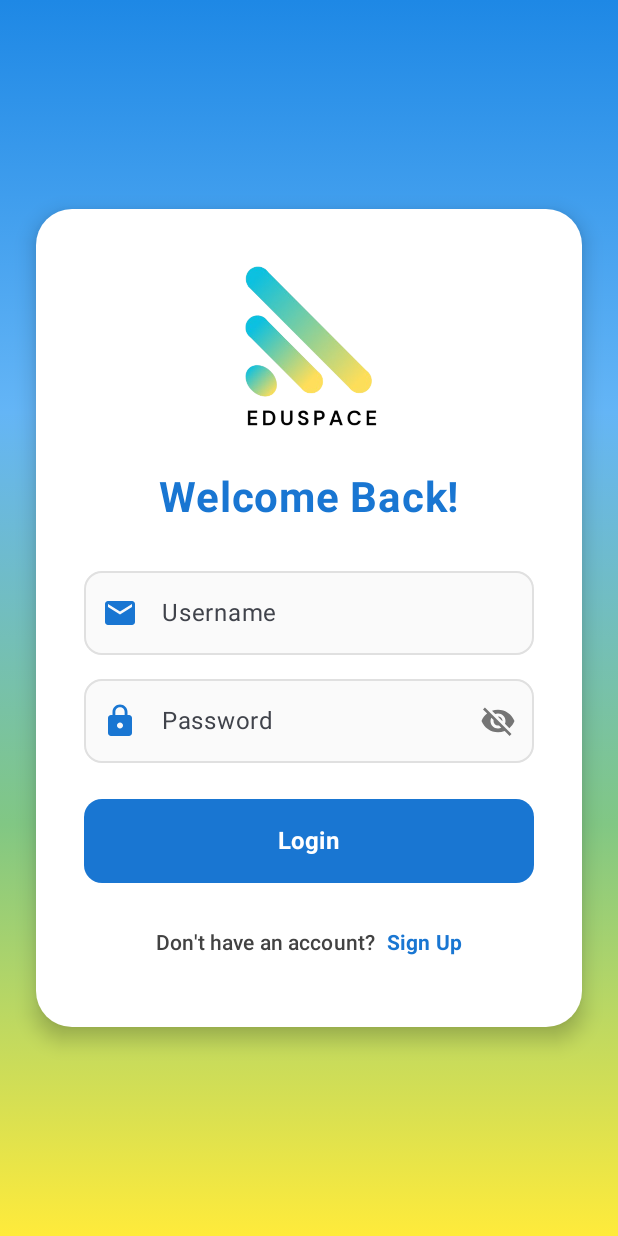
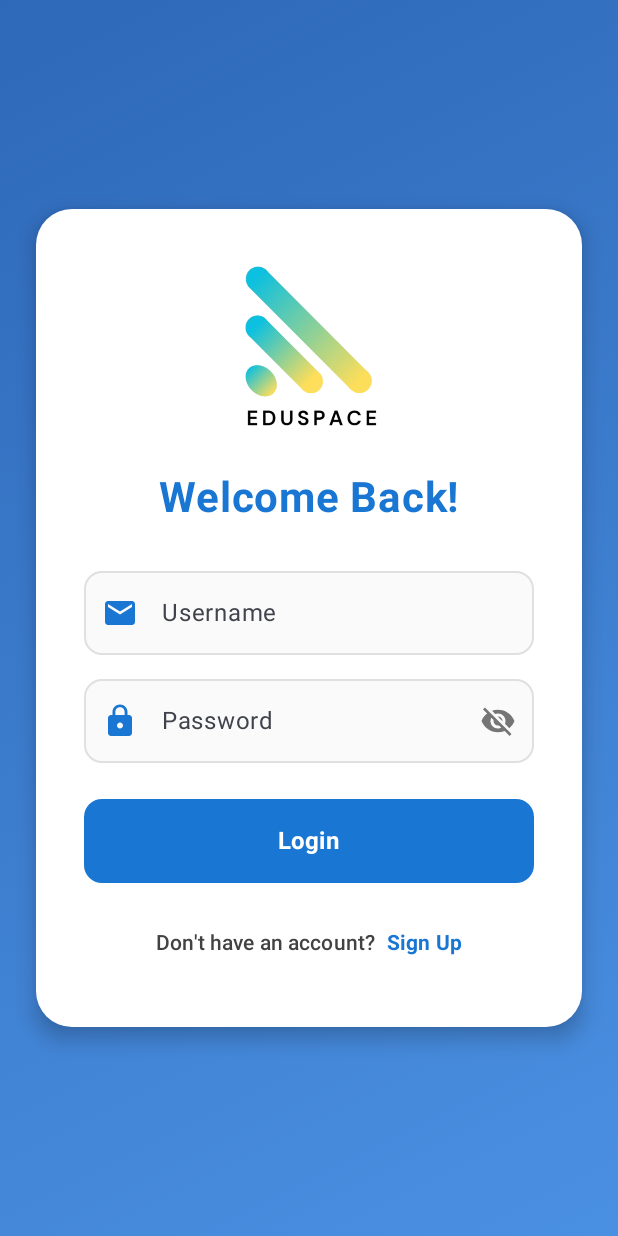
Before and after one commit to AplicacionesMovilesOrg/Eduspace-android-native-app, an Android app built with Jetpack Compose: the screen it shows after launch (MainActivity), on a phone screen of 412 x 824 dp. Run offline under Robolectric (Android 15) with nearby library versions, the light colour scheme and no system bars; our stand-ins replace Dagger/Hilt's generated code; libraries missing offline, so code that uses them is left out: androidx.hilt.lifecycle.

Commit message:
feat: implementar sistema de temas profesional y mejorar UX/UI
- Sistema de temas centralizado con paleta azul institucional
- Gradientes simplificados de 4 colores a 2 tonos azul profesional
- Botones editar/eliminar reemplazados por menú desplegable
- SegmentedButton para selector de idioma
- Sombras de cards con negro sutil en lugar de azul
- Migración de colores hardcoded a MaterialTheme

```diff
--- a/app/src/main/java/upc/edu/pe/eduspace/core/ui/theme/Color.kt
+++ b/app/src/main/java/upc/edu/pe/eduspace/core/ui/theme/Color.kt
@@ -2,10 +2,5 @@ package upc.edu.pe.eduspace.core.ui.theme
 
 import androidx.compose.ui.graphics.Color
 
-val Purple80 = Color(0xFFD0BCFF)
-val PurpleGrey80 = Color(0xFFCCC2DC)
-val Pink80 = Color(0xFFEFB8C8)
-
-val Purple40 = Color(0xFF6650a4)
-val PurpleGrey40 = Color(0xFF625b71)
-val Pink40 = Color(0xFF7D5260)
+// Professional Eduspace color palette defined in EduColors.kt
+// Import all colors and gradients from EduColors.kt
--- /dev/null
+++ b/app/src/main/java/upc/edu/pe/eduspace/core/ui/theme/EduColors.kt
@@ -0,0 +1,53 @@
+package upc.edu.pe.eduspace.core.ui.theme
+
+import androidx.compose.ui.graphics.Brush
+import androidx.compose.ui.graphics.Color
+
+/**
+ * Eduspace Professional Color Palette
+ * Professional educational institutional blue theme
+ */
+
+// Primary Blue Tones (Core Brand)
+val EduBlue900 = Color(0xFF1A4D7A)      // Deep blue (darkest)
+val EduBlue700 = Color(0xFF2E68B8)      // Primary blue
+val EduBlue500 = Color(0xFF4A90E2)      // Light blue
+val EduBlue300 = Color(0xFF7CB3F5)      // Very light blue
+val EduBlue100 = Color(0xFFB8D9FF)      // Pale blue tint
+
+// Semantic Colors
+val EduSuccess = Color(0xFF4CAF50)      // Green (success states)
+val EduWarning = Color(0xFFFF9800)      // Orange (warning states)
+val EduError = Color(0xFFD32F2F)        // Red (error/delete - darker than FF5252)
+val EduInfo = Color(0xFF2196F3)         // Info blue
+
+// Neutral Colors
+val EduTextPrimary = Color(0xFF1A1A1A)  // Dark gray text
+val EduTextSecondary = Color(0xFF666666) // Medium gray text
+val EduTextTertiary = Color(0xFF9E9E9E) // Light gray text
+val EduBackground = Color(0xFFF5F5F5)   // Light gray background
+val EduSurface = Color(0xFFFFFFFF)      // White surface
+val EduDivider = Color(0xFFE0E0E0)      // Light gray divider
+
+// Shadow (for proper depth with low alpha)
+val EduShadow = Color(0xFF000000)       // Pure black for shadows
+
+/**
+ * Gradient Definitions
+ * Professional 2-tone blue gradients
+ */
+
+// Primary gradient (header, cards, prominent elements)
+val EduGradientPrimary = Brush.linearGradient(
+    colors = listOf(EduBlue700, EduBlue500)
+)
+
+// Background gradient (subtle for screens)
+val EduGradientBackground = Brush.verticalGradient(
+    colors = listOf(EduBlue100, Color(0xFFF5F5F5))
+)
+
+// Header gradient (drawer, welcome cards)
+val EduGradientHeader = Brush.verticalGradient(
+    colors = listOf(EduBlue700, EduBlue500)
+)
--- a/app/src/main/java/upc/edu/pe/eduspace/core/ui/theme/Theme.kt
+++ b/app/src/main/java/upc/edu/pe/eduspace/core/ui/theme/Theme.kt
@@ -7,18 +7,40 @@ import androidx.compose.material3.dynamicDarkColorScheme
 import androidx.compose.material3.dynamicLightColorScheme
 import androidx.compose.material3.lightColorScheme
 import androidx.compose.runtime.Composable
+import androidx.compose.ui.graphics.Color
 import androidx.compose.ui.platform.LocalContext
 
 private val DarkColorScheme = darkColorScheme(
-    primary = Purple80,
-    secondary = PurpleGrey80,
-    tertiary = Pink80
+    primary = EduBlue500,
+    secondary = EduBlue300,
+    tertiary = EduInfo
 )
 
-private val LightColorScheme = lightColorScheme(
-    primary = Purple40,
-    secondary = PurpleGrey40,
-    tertiary = Pink40
+private val EduLightColorScheme = lightColorScheme(
+    primary = EduBlue700,
+    onPrimary = Color.White,
+    primaryContainer = EduBlue100,
+    onPrimaryContainer = EduBlue900,
+
+    secondary = EduBlue500,
+    onSecondary = Color.White,
+    secondaryContainer = EduBlue300,
+    onSecondaryContainer = EduBlue900,
+
+    tertiary = EduInfo,
+
+    error = EduError,
+    onError = Color.White,
+
+    background = EduBackground,
+    onBackground = EduTextPrimary,
+
+    surface = EduSurface,
+    onSurface = EduTextPrimary,
+    onSurfaceVariant = EduTextSecondary,
+
+    outline = EduTextTertiary,
+    outlineVariant = EduDivider
 )
 
 @Composable
@@ -34,7 +56,7 @@ fun AppTheme(
         }
 
         darkTheme -> DarkColorScheme
-        else -> LightColorScheme
+        else -> EduLightColorScheme
     }
 
     MaterialTheme(
--- a/app/src/main/java/upc/edu/pe/eduspace/features/auth/presentation/login/components/GradientBackground.kt
+++ b/app/src/main/java/upc/edu/pe/eduspace/features/auth/presentation/login/components/GradientBackground.kt
@@ -5,24 +5,14 @@ import androidx.compose.foundation.layout.Box
 import androidx.compose.foundation.layout.fillMaxSize
 import androidx.compose.runtime.Composable
 import androidx.compose.ui.Modifier
-import androidx.compose.ui.graphics.Brush
-import androidx.compose.ui.graphics.Color
+import upc.edu.pe.eduspace.core.ui.theme.EduGradientPrimary
 
 @Composable
 fun GradientBackground(content: @Composable () -> Unit) {
     Box(
         modifier = Modifier
             .fillMaxSize()
-            .background(
-                brush = Brush.verticalGradient(
-                    colors = listOf(
-                        Color(0xFF1E88E5),
-                        Color(0xFF64B5F6),
-                        Color(0xFF81C784),
-                        Color(0xFFFFEB3B)
-                    )
-                )
-            )
+            .background(brush = EduGradientPrimary)
     ) {
         content()
     }
--- a/app/src/main/java/upc/edu/pe/eduspace/features/meetings/presentation/meetings/components/MeetingCard.kt
+++ b/app/src/main/java/upc/edu/pe/eduspace/features/meetings/presentation/meetings/components/MeetingCard.kt
@@ -46,7 +46,7 @@ fun MeetingCard(
             .shadow(
                 elevation = 4.dp,
                 shape = RoundedCornerShape(16.dp),
-                spotColor = Color(0xFF2E68B8).copy(alpha = 0.25f)
+                spotColor = Color.Black.copy(alpha = 0.08f)
             ),
         shape = RoundedCornerShape(16.dp),
         colors = CardDefaults.cardColors(containerColor = Color.White),
--- a/app/src/main/res/values/strings.xml
+++ b/app/src/main/res/values/strings.xml
@@ -10,6 +10,7 @@
     <string name="save">Save</string>
     <string name="delete">Delete</string>
     <string name="edit">Edit</string>
+    <string name="more_options">More options</string>
     <string name="add">Add</string>
     <string name="back">Back</string>
     <string name="confirm">Confirm</string>
```
Also changed, not shown: app/src/main/java/upc/edu/pe/eduspace/core/ui/components/DrawerContent.kt (+22 -47 lines), app/src/main/java/upc/edu/pe/eduspace/features/classrooms/presentation/classroom_detail/components/ResourceCard.kt (+49 -30 lines), app/src/main/java/upc/edu/pe/eduspace/features/classrooms/presentation/classrooms/components/ClassroomCard.kt (+54 -38 lines), app/src/main/java/upc/edu/pe/eduspace/features/home/presentation/home/HomeScreen.kt (+2 -5 lines), app/src/main/java/upc/edu/pe/eduspace/features/shared_spaces/presentation/shared_areas/components/SharedAreaCard.kt (+53 -38 lines), app/src/main/java/upc/edu/pe/eduspace/features/teachers/presentation/teachers/Teachers.kt (+2 -5 lines), 1 other file.
